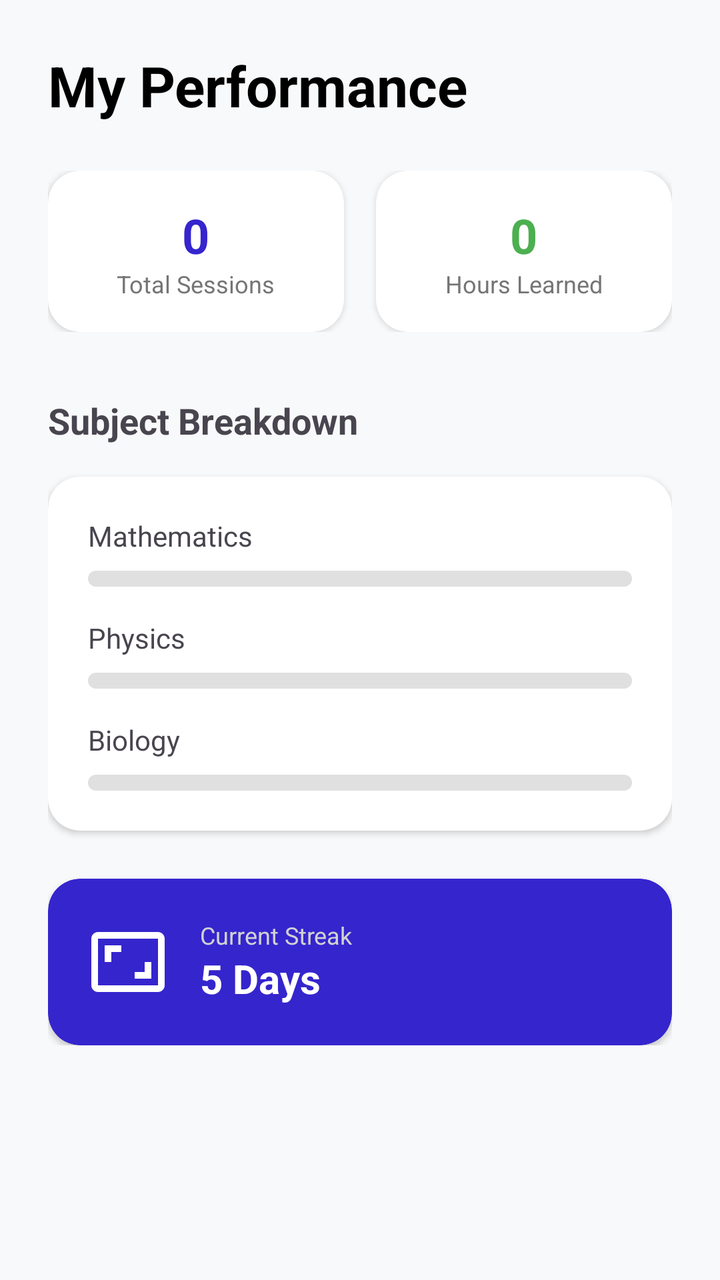
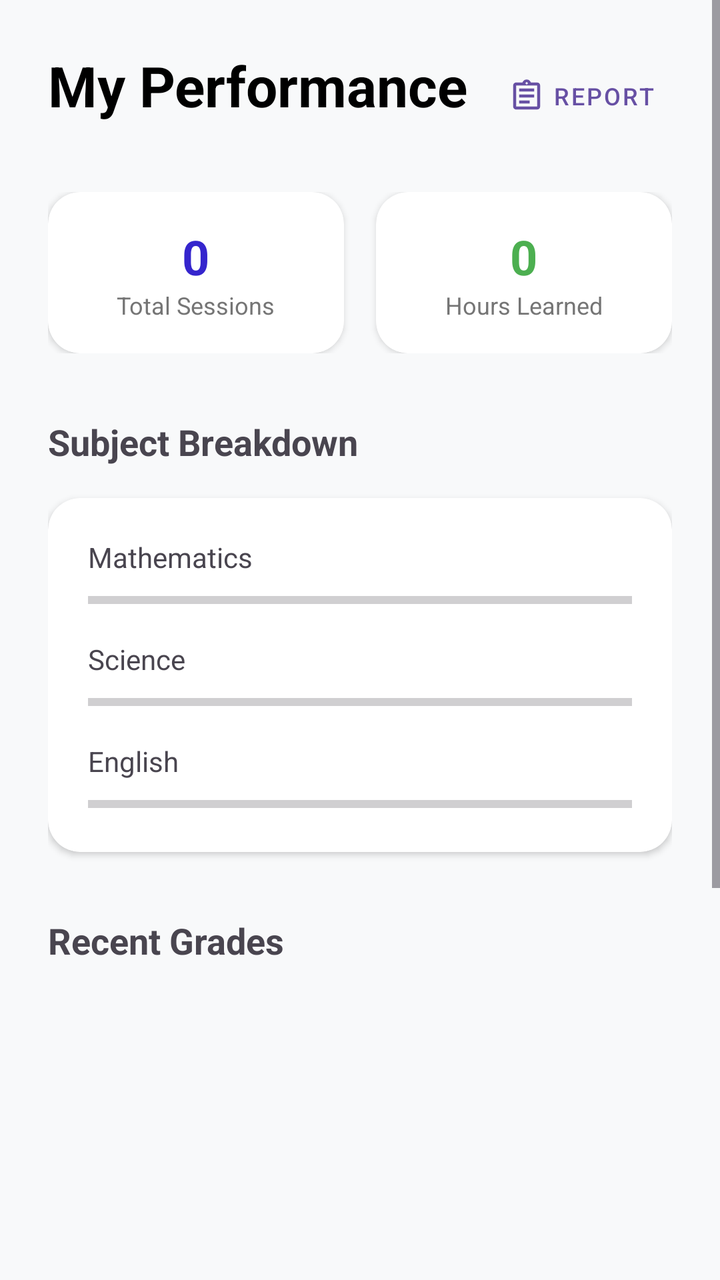

Screens rendered from an Android XML layout before and after an edit, with the pre-edit source and the edit as a unified diff.
<!-- AndroidManifest.xml: application theme Theme.MyTutor -->
<!-- res/layout/fragment_stats.xml -->
<?xml version="1.0" encoding="utf-8"?>
<ScrollView xmlns:android="http://schemas.android.com/apk/res/android"
    xmlns:app="http://schemas.android.com/apk/res-auto"
    android:layout_width="match_parent"
    android:layout_height="match_parent"
    android:background="#F8F9FA">

    <LinearLayout
        android:layout_width="match_parent"
        android:layout_height="wrap_content"
        android:orientation="vertical"
        android:padding="24dp">

        <TextView
            android:layout_width="wrap_content"
            android:layout_height="wrap_content"
            android:text="My Performance"
            android:textSize="28sp"
            android:textStyle="bold"
            android:textColor="@color/black"
            android:layout_marginBottom="24dp"/>

        
        <LinearLayout
            android:layout_width="match_parent"
            android:layout_height="wrap_content"
            android:orientation="horizontal"
            android:baselineAligned="false">

            <androidx.cardview.widget.CardView
                android:layout_width="0dp"
                android:layout_height="wrap_content"
                android:layout_weight="1"
                android:layout_marginEnd="8dp"
                app:cardCornerRadius="16dp"
                app:cardElevation="2dp">
                <LinearLayout
                    android:layout_width="match_parent"
                    android:layout_height="wrap_content"
                    android:orientation="vertical"
                    android:padding="16dp"
                    android:gravity="center">
                    <TextView
                        android:id="@+id/totalSessionsCount"
                        android:layout_width="wrap_content"
                        android:layout_height="wrap_content"
                        android:text="0"
                        android:textSize="24sp"
                        android:textStyle="bold"
                        android:textColor="@color/btn"/>
                    <TextView
                        android:layout_width="wrap_content"
                        android:layout_height="wrap_content"
                        android:text="Total Sessions"
                        android:textSize="12sp"
                        android:textColor="#757575"/>
                </LinearLayout>
            </androidx.cardview.widget.CardView>

            <androidx.cardview.widget.CardView
                android:layout_width="0dp"
                android:layout_height="wrap_content"
                android:layout_weight="1"
                android:layout_marginStart="8dp"
                app:cardCornerRadius="16dp"
                app:cardElevation="2dp">
                <LinearLayout
                    android:layout_width="match_parent"
                    android:layout_height="wrap_content"
                    android:orientation="vertical"
                    android:padding="16dp"
                    android:gravity="center">
                    <TextView
                        android:id="@+id/hoursSpent"
                        android:layout_width="wrap_content"
                        android:layout_height="wrap_content"
                        android:text="0"
                        android:textSize="24sp"
                        android:textStyle="bold"
                        android:textColor="#4CAF50"/>
                    <TextView
                        android:layout_width="wrap_content"
                        android:layout_height="wrap_content"
                        android:text="Hours Learned"
                        android:textSize="12sp"
                        android:textColor="#757575"/>
                </LinearLayout>
            </androidx.cardview.widget.CardView>
        </LinearLayout>

        
        <TextView
            android:layout_width="wrap_content"
            android:layout_height="wrap_content"
            android:text="Subject Breakdown"
            android:textSize="18sp"
            android:textStyle="bold"
            android:layout_marginTop="32dp"
            android:layout_marginBottom="16dp"/>

        <androidx.cardview.widget.CardView
            android:layout_width="match_parent"
            android:layout_height="wrap_content"
            app:cardCornerRadius="16dp"
            app:cardElevation="2dp">
            <LinearLayout
                android:layout_width="match_parent"
                android:layout_height="wrap_content"
                android:orientation="vertical"
                android:padding="20dp">

                
                <TextView
                    android:layout_width="wrap_content"
                    android:layout_height="wrap_content"
                    android:text="Mathematics"
                    android:textSize="14sp"/>
                <ProgressBar
                    android:id="@+id/mathProgress"
                    style="?android:attr/progressBarStyleHorizontal"
                    android:layout_width="match_parent"
                    android:layout_height="8dp"
                    android:progress="0"
                    android:progressDrawable="@drawable/custom_progress"
                    android:layout_marginTop="8dp"
                    android:layout_marginBottom="16dp"/>

                
                <TextView
                    android:layout_width="wrap_content"
                    android:layout_height="wrap_content"
                    android:text="Physics"
                    android:textSize="14sp"/>
                <ProgressBar
                    android:id="@+id/physicsProgress"
                    style="?android:attr/progressBarStyleHorizontal"
                    android:layout_width="match_parent"
                    android:layout_height="8dp"
                    android:progress="0"
                    android:progressDrawable="@drawable/custom_progress"
                    android:layout_marginTop="8dp"
                    android:layout_marginBottom="16dp"/>

                
                <TextView
                    android:layout_width="wrap_content"
                    android:layout_height="wrap_content"
                    android:text="Biology"
                    android:textSize="14sp"/>
                <ProgressBar
                    android:id="@+id/biologyProgress"
                    style="?android:attr/progressBarStyleHorizontal"
                    android:layout_width="match_parent"
                    android:layout_height="8dp"
                    android:progress="0"
                    android:progressDrawable="@drawable/custom_progress"
                    android:layout_marginTop="8dp"/>

            </LinearLayout>
        </androidx.cardview.widget.CardView>

        
        <androidx.cardview.widget.CardView
            android:layout_width="match_parent"
            android:layout_height="wrap_content"
            android:layout_marginTop="24dp"
            app:cardCornerRadius="16dp"
            app:cardBackgroundColor="@color/btn"
            app:cardElevation="2dp">
            <LinearLayout
                android:layout_width="match_parent"
                android:layout_height="wrap_content"
                android:orientation="horizontal"
                android:padding="20dp"
                android:gravity="center_vertical">
                <ImageView
                    android:layout_width="40dp"
                    android:layout_height="40dp"
                    android:src="@drawable/outline_aspect_ratio_24"
                    app:tint="@color/white"/>
                <LinearLayout
                    android:layout_width="wrap_content"
                    android:layout_height="wrap_content"
                    android:orientation="vertical"
                    android:layout_marginStart="16dp">
                    <TextView
                        android:layout_width="wrap_content"
                        android:layout_height="wrap_content"
                        android:text="Current Streak"
                        android:textColor="#D1D1D1"
                        android:textSize="12sp"/>
                    <TextView
                        android:id="@+id/streakCount"
                        android:layout_width="wrap_content"
                        android:layout_height="wrap_content"
                        android:text="5 Days"
                        android:textColor="@color/white"
                        android:textSize="20sp"
                        android:textStyle="bold"/>
                </LinearLayout>
            </LinearLayout>
        </androidx.cardview.widget.CardView>

    </LinearLayout>
</ScrollView>
<!-- resources referenced by this layout -->
<resources>
  <color name="black">#FF000000</color>
  <color name="btn">#3525CD</color>
  <color name="white">#FFFFFFFF</color>
  <!-- drawable custom_progress (drawable) -->
  <?xml version="1.0" encoding="utf-8"?>
  <layer-list xmlns:android="http://schemas.android.com/apk/res/android">
      <item android:id="@android:id/background">
          <shape>
              <corners android:radius="4dp" />
              <solid android:color="#E0E0E0" />
          </shape>
      </item>
      <item android:id="@android:id/progress">
          <clip>
              <shape>
                  <corners android:radius="4dp" />
                  <solid android:color="@color/btn" />
              </shape>
          </clip>
      </item>
  </layer-list>
  <!-- drawable outline_aspect_ratio_24 (drawable) -->
  <vector xmlns:android="http://schemas.android.com/apk/res/android" android:height="24dp" android:tint="#000000" android:viewportHeight="24" android:viewportWidth="24" android:width="24dp">
        
      <path android:fillColor="@android:color/white" android:pathData="M19,12h-2v3h-3v2h5v-5zM7,9h3L10,7L5,7v5h2L7,9zM21,3L3,3c-1.1,0 -2,0.9 -2,2v14c0,1.1 0.9,2 2,2h18c1.1,0 2,-0.9 2,-2L23,5c0,-1.1 -0.9,-2 -2,-2zM21,19.01L3,19.01L3,4.99h18v14.02z"/>
      
  </vector>
  <style name="Theme.MyTutor" parent="Base.Theme.MyTutor" />
  <style name="Base.Theme.MyTutor" parent="Theme.Material3.DayNight.NoActionBar">
          
          
      </style>
</resources>

<!-- the commit's change to res/layout/fragment_stats.xml (unified diff, before → after) -->
@@ -1,6 +1,7 @@
 <?xml version="1.0" encoding="utf-8"?>
 <ScrollView xmlns:android="http://schemas.android.com/apk/res/android"
     xmlns:app="http://schemas.android.com/apk/res-auto"
+    xmlns:tools="http://schemas.android.com/tools"
     android:layout_width="match_parent"
     android:layout_height="match_parent"
     android:background="#F8F9FA">
@@ -11,14 +12,30 @@
         android:orientation="vertical"
         android:padding="24dp">
 
-        <TextView
-            android:layout_width="wrap_content"
-            android:layout_height="wrap_content"
-            android:text="My Performance"
-            android:textSize="28sp"
-            android:textStyle="bold"
-            android:textColor="@color/black"
-            android:layout_marginBottom="24dp"/>
+        <RelativeLayout
+            android:layout_width="match_parent"
+            android:layout_height="wrap_content"
+            android:layout_marginBottom="24dp">
+
+            <TextView
+                android:layout_width="wrap_content"
+                android:layout_height="wrap_content"
+                android:text="My Performance"
+                android:textSize="28sp"
+                android:textStyle="bold"
+                android:textColor="@color/black"
+                android:layout_alignParentStart="true"/>
+
+            <com.google.android.material.button.MaterialButton
+                android:id="@+id/btnGenerateReport"
+                android:layout_width="wrap_content"
+                android:layout_height="wrap_content"
+                android:text="Report"
+                android:textSize="12sp"
+                app:icon="@drawable/outline_assignment_24"
+                android:layout_alignParentEnd="true"
+                style="@style/Widget.MaterialComponents.Button.TextButton"/>
+        </RelativeLayout>
 
         
         <LinearLayout
@@ -109,7 +126,6 @@
                 android:orientation="vertical"
                 android:padding="20dp">
 
-                
                 <TextView
                     android:layout_width="wrap_content"
                     android:layout_height="wrap_content"
@@ -121,85 +137,174 @@
                     android:layout_width="match_parent"
                     android:layout_height="8dp"
                     android:progress="0"
-                    android:progressDrawable="@drawable/custom_progress"
                     android:layout_marginTop="8dp"
                     android:layout_marginBottom="16dp"/>
 
-                
                 <TextView
                     android:layout_width="wrap_content"
                     android:layout_height="wrap_content"
-                    android:text="Physics"
+                    android:text="Science"
                     android:textSize="14sp"/>
                 <ProgressBar
-                    android:id="@+id/physicsProgress"
+                    android:id="@+id/scienceProgress"
                     style="?android:attr/progressBarStyleHorizontal"
                     android:layout_width="match_parent"
                     android:layout_height="8dp"
                     android:progress="0"
-                    android:progressDrawable="@drawable/custom_progress"
                     android:layout_marginTop="8dp"
                     android:layout_marginBottom="16dp"/>
 
-                
                 <TextView
                     android:layout_width="wrap_content"
                     android:layout_height="wrap_content"
-                    android:text="Biology"
+                    android:text="English"
                     android:textSize="14sp"/>
                 <ProgressBar
-                    android:id="@+id/biologyProgress"
+                    android:id="@+id/englishProgress"
                     style="?android:attr/progressBarStyleHorizontal"
                     android:layout_width="match_parent"
                     android:layout_height="8dp"
                     android:progress="0"
-                    android:progressDrawable="@drawable/custom_progress"
                     android:layout_marginTop="8dp"/>
 
             </LinearLayout>
         </androidx.cardview.widget.CardView>
 
         
-        <androidx.cardview.widget.CardView
+        <TextView
+            android:layout_width="wrap_content"
+            android:layout_height="wrap_content"
+            android:text="Recent Grades"
+            android:textSize="18sp"
+            android:textStyle="bold"
+            android:layout_marginTop="32dp"
+            android:layout_marginBottom="16dp"/>
+
+        <FrameLayout
             android:layout_width="match_parent"
-            android:layout_height="wrap_content"
-            android:layout_marginTop="24dp"
-            app:cardCornerRadius="16dp"
-            app:cardBackgroundColor="@color/btn"
-            app:cardElevation="2dp">
-            <LinearLayout
+            android:layout_height="400dp">
+            <ListView
+                android:id="@+id/gradesListView"
                 android:layout_width="match_parent"
-                android:layout_height="wrap_content"
-                android:orientation="horizontal"
-                android:padding="20dp"
-                android:gravity="center_vertical">
-                <ImageView
-                    android:layout_width="40dp"
-                    android:layout_height="40dp"
-                    android:src="@drawable/outline_aspect_ratio_24"
-                    app:tint="@color/white"/>
-                <LinearLayout
-                    android:layout_width="wrap_content"
-                    android:layout_height="wrap_content"
-                    android:orientation="vertical"
-                    android:layout_marginStart="16dp">
-                    <TextView
-                        android:layout_width="wrap_content"
-                        android:layout_height="wrap_content"
-                        android:text="Current Streak"
-                        android:textColor="#D1D1D1"
-                        android:textSize="12sp"/>
-                    <TextView
-                        android:id="@+id/streakCount"
-                        android:layout_width="wrap_content"
-                        android:layout_height="wrap_content"
-                        android:text="5 Days"
-                        android:textColor="@color/white"
-                        android:textSize="20sp"
-                        android:textStyle="bold"/>
-                </LinearLayout>
-            </LinearLayout>
-        </androidx.cardview.widget.CardView>
+                android:layout_height="match_parent"
+                android:divider="@null"
+                android:dividerHeight="0dp"
+                tools:listitem="@layout/sessioninfor"/>
+        </FrameLayout>
 
     </LinearLayout>
 </ScrollView>
+<!-- res/layout/sessioninfor.xml (included above) -->
+<?xml version="1.0" encoding="utf-8"?>
+<androidx.cardview.widget.CardView
+    xmlns:android="http://schemas.android.com/apk/res/android"
+    xmlns:app="http://schemas.android.com/apk/res-auto"
+    android:layout_width="match_parent"
+    android:layout_height="wrap_content"
+    android:layout_marginHorizontal="8dp"
+    android:layout_marginVertical="6dp"
+    app:cardCornerRadius="16dp"
+    app:cardElevation="4dp"
+    app:cardBackgroundColor="@color/white">
+
+    <LinearLayout
+        android:layout_width="match_parent"
+        android:layout_height="wrap_content"
+        android:orientation="horizontal"
+        android:padding="16dp"
+        android:gravity="center_vertical">
+
+        
+        <androidx.cardview.widget.CardView
+            android:layout_width="56dp"
+            android:layout_height="56dp"
+            app:cardCornerRadius="12dp"
+            app:cardElevation="0dp"
+            app:cardBackgroundColor="#F0EFFF">
+
+            <ImageView
+                android:layout_width="28dp"
+                android:layout_height="28dp"
+                android:layout_gravity="center"
+                app:srcCompat="@drawable/outline_aspect_ratio_24"
+                app:tint="@color/btn" />
+        </androidx.cardview.widget.CardView>
+
+        <LinearLayout
+            android:layout_width="0dp"
+            android:layout_height="wrap_content"
+            android:layout_weight="1"
+            android:layout_marginStart="16dp"
+            android:orientation="vertical">
+
+            <TextView
+                android:id="@+id/subject"
+                android:layout_width="wrap_content"
+                android:layout_height="wrap_content"
+                android:textSize="12sp"
+                android:textStyle="bold"
+                android:textColor="@color/btn"
+                android:textAllCaps="true"
+                android:letterSpacing="0.05"
+                android:text="Mathematics" />
+
+            <TextView
+                android:id="@+id/topic"
+                android:layout_width="wrap_content"
+                android:layout_height="wrap_content"
+                android:textSize="18sp"
+                android:textStyle="bold"
+                android:textColor="@color/black"
+                android:layout_marginTop="2dp"
+                android:text="Tutor/Student Name" />
+
+            <TextView
+                android:id="@+id/Classdate"
+                android:layout_width="wrap_content"
+                android:layout_height="wrap_content"
+                android:textSize="13sp"
+                android:textColor="#757575"
+                android:layout_marginTop="4dp"
+                android:text="Scheduled Date" />
+        </LinearLayout>
+
+        
+        <LinearLayout
+            android:layout_width="wrap_content"
+            android:layout_height="wrap_content"
+            android:orientation="vertical"
+            android:gravity="end">
+
+            <TextView
+                android:id="@+id/attendanceValue"
+                android:layout_width="wrap_content"
+                android:layout_height="wrap_content"
+                android:textSize="11sp"
+                android:textStyle="bold"
+                android:textColor="#FF9800"
+                android:text="PRESENT"
+                android:visibility="gone"/>
+
+            <TextView
+                android:id="@+id/gradeValue"
+                android:layout_width="wrap_content"
+                android:layout_height="wrap_content"
+                android:textSize="16sp"
+                android:textStyle="bold"
+                android:textColor="#4CAF50"
+                android:text="A+"
+                android:layout_marginTop="2dp"
+                android:visibility="gone"/>
+        </LinearLayout>
+
+        
+        <ImageView
+            android:layout_width="16dp"
+            android:layout_height="16dp"
+            android:alpha="0.2"
+            android:layout_marginStart="8dp"
+            app:srcCompat="@drawable/left_arrow_svgrepo_com"
+            android:rotation="180" />
+
+    </LinearLayout>
+</androidx.cardview.widget.CardView>
<!-- resource entries referenced after the edit -->
@@ -3,28 +3,26 @@
   <color name="black">#FF000000</color>
   <color name="btn">#3525CD</color>
   <color name="white">#FFFFFFFF</color>
-  <!-- drawable custom_progress (drawable) -->
-  <?xml version="1.0" encoding="utf-8"?>
-  <layer-list xmlns:android="http://schemas.android.com/apk/res/android">
-      <item android:id="@android:id/background">
-          <shape>
-              <corners android:radius="4dp" />
-              <solid android:color="#E0E0E0" />
-          </shape>
-      </item>
-      <item android:id="@android:id/progress">
-          <clip>
-              <shape>
-                  <corners android:radius="4dp" />
-                  <solid android:color="@color/btn" />
-              </shape>
-          </clip>
-      </item>
-  </layer-list>
+  <!-- drawable left_arrow_svgrepo_com (drawable) -->
+  <vector xmlns:android="http://schemas.android.com/apk/res/android"
+      android:width="800dp"
+      android:height="800dp"
+      android:viewportWidth="24"
+      android:viewportHeight="24">
+    <path
+        android:pathData="M21,11H5.41l1.3,-1.29A1,1 0,0 0,5.29 8.29l-3,3a1,1 0,0 0,0 1.42l3,3a1,1 0,0 0,1.42 0,1 1,0 0,0 0,-1.42L5.41,13H21a1,1 0,0 0,0 -2Z"
+        android:fillColor="#000000"/>
+  </vector>
   <!-- drawable outline_aspect_ratio_24 (drawable) -->
   <vector xmlns:android="http://schemas.android.com/apk/res/android" android:height="24dp" android:tint="#000000" android:viewportHeight="24" android:viewportWidth="24" android:width="24dp">
         
       <path android:fillColor="@android:color/white" android:pathData="M19,12h-2v3h-3v2h5v-5zM7,9h3L10,7L5,7v5h2L7,9zM21,3L3,3c-1.1,0 -2,0.9 -2,2v14c0,1.1 0.9,2 2,2h18c1.1,0 2,-0.9 2,-2L23,5c0,-1.1 -0.9,-2 -2,-2zM21,19.01L3,19.01L3,4.99h18v14.02z"/>
+      
+  </vector>
+  <!-- drawable outline_assignment_24 (drawable) -->
+  <vector xmlns:android="http://schemas.android.com/apk/res/android" android:autoMirrored="true" android:height="24dp" android:tint="#000000" android:viewportHeight="24" android:viewportWidth="24" android:width="24dp">
+        
+      <path android:fillColor="@android:color/white" android:pathData="M7,15h7v2L7,17zM7,11h10v2L7,13zM7,7h10v2L7,9zM19,3h-4.18C14.4,1.84 13.3,1 12,1c-1.3,0 -2.4,0.84 -2.82,2L5,3c-0.14,0 -0.27,0.01 -0.4,0.04 -0.39,0.08 -0.74,0.28 -1.01,0.55 -0.18,0.18 -0.33,0.4 -0.43,0.64 -0.1,0.23 -0.16,0.49 -0.16,0.77v14c0,0.27 0.06,0.54 0.16,0.78s0.25,0.45 0.43,0.64c0.27,0.27 0.62,0.47 1.01,0.55 0.13,0.02 0.26,0.03 0.4,0.03h14c1.1,0 2,-0.9 2,-2L21,5c0,-1.1 -0.9,-2 -2,-2zM12,2.75c0.41,0 0.75,0.34 0.75,0.75s-0.34,0.75 -0.75,0.75 -0.75,-0.34 -0.75,-0.75 0.34,-0.75 0.75,-0.75zM19,19L5,19L5,5h14v14z"/>
       
   </vector>
   <style name="Theme.MyTutor" parent="Base.Theme.MyTutor" />
